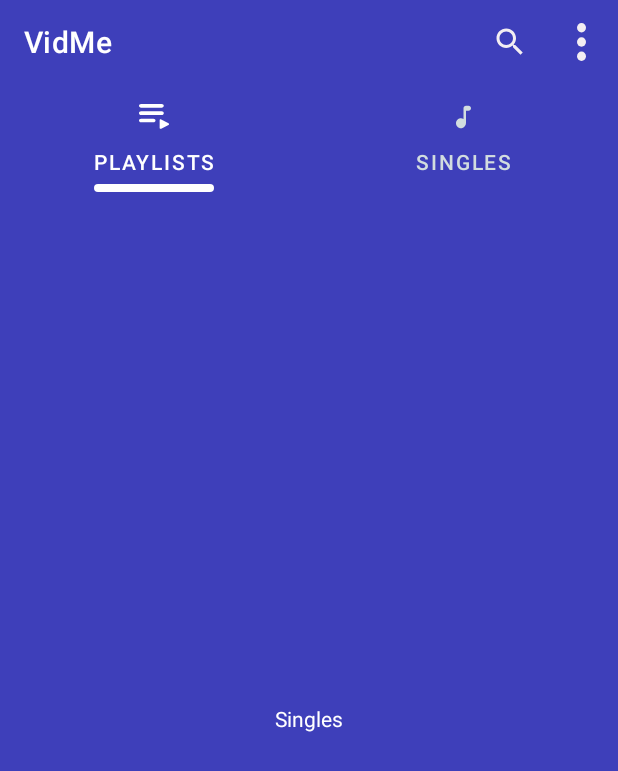
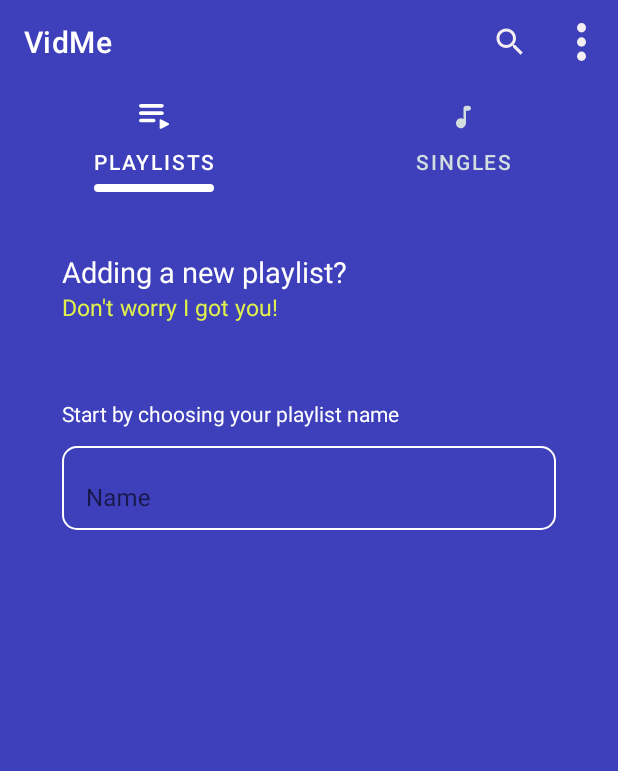
Before and after one commit to muhammed9865/VidMe, an Android app: the screen it shows after launch (MainActivity), after a tap on "add_playlist", on a phone screen of 412 x 824 dp. Shown: the top 771 px of the screen. Run offline under Robolectric (Android 15) with nearby library versions, the phone set to English and light mode, and no system bars; our stand-ins replace Dagger/Hilt's generated code, Room's generated code, Timber, sdp/ssp sizes; libraries missing offline, so code that uses them is left out: com.yausername.youtubedl_android; 1 statement that could not run was skipped.

Commit message:
add PlaylistAddFragment.kt to create a new playlist

```diff
--- a/app/build.gradle
+++ b/app/build.gradle
@@ -92,7 +92,6 @@ dependencies {
     implementation 'com.intuit.ssp:ssp-android:1.1.0'
     implementation 'com.intuit.sdp:sdp-android:1.1.0'
 
-
     // Local Unit Tests
     testImplementation "com.google.truth:truth:1.1.3"
     testImplementation 'junit:junit:4.13.2'
--- a/app/src/main/java/com/example/vidme/presentation/activity/main/MainState.kt
+++ b/app/src/main/java/com/example/vidme/presentation/activity/main/MainState.kt
@@ -2,6 +2,7 @@ package com.example.vidme.presentation.activity.main
 
 data class MainState(
     val syncing: Boolean = false,
+    val fetched: Boolean = false,
     val deleting: Boolean = false,
     val downloading: Boolean = false,
     val error: String? = null,
--- a/app/src/main/java/com/example/vidme/presentation/activity/main/MainViewModel.kt
+++ b/app/src/main/java/com/example/vidme/presentation/activity/main/MainViewModel.kt
@@ -12,7 +12,7 @@ import kotlinx.coroutines.CoroutineDispatcher
 import kotlinx.coroutines.Dispatchers
 import kotlinx.coroutines.flow.MutableStateFlow
 import kotlinx.coroutines.flow.StateFlow
-import kotlinx.coroutines.flow.asStateFlow
+import kotlinx.coroutines.flow.asSharedFlow
 import kotlinx.coroutines.flow.update
 import kotlinx.coroutines.launch
 import timber.log.Timber
@@ -26,6 +26,7 @@ class MainViewModel @Inject constructor(
     private val downloadVideo: DownloadVideoUseCase,
     private val deleteVideo: DeleteVideoUseCase,
     private val deletePlaylist: DeletePlaylistUseCase,
+    private val addPlaylist: FetchYoutubePlaylistInfoUseCase,
 ) : ViewModel() {
 
 
@@ -36,7 +37,7 @@ class MainViewModel @Inject constructor(
     val singles: StateFlow<List<VideoInfo>> = _singles
 
     private val _state = MutableStateFlow(MainState())
-    val state get() = _state.asStateFlow()
+    val state get() = _state.asSharedFlow()
 
     init {
         loadPlaylists()
@@ -209,6 +210,22 @@ class MainViewModel @Inject constructor(
         }
     }
 
+    fun addPlaylist(name: String, url: String) {
+        tryAsync {
+            addPlaylist(name, url) {
+                if (it.isSuccessful) {
+                    tryAsync {
+                        loadPlaylists()
+                        setState(_state.value.copy(fetched = true))
+                    }
+                } else {
+                    setState(_state.value.copy(error = it.error))
+                }
+            }
+        }
+    }
+
+
     private fun setState(state: MainState) {
         _state.value = state
     }
--- /dev/null
+++ b/app/src/main/java/com/example/vidme/presentation/fragment/playlist_add/PlaylistAddFragment.kt
@@ -0,0 +1,152 @@
+package com.example.vidme.presentation.fragment.playlist_add
+
+import android.os.Bundle
+import android.view.Gravity
+import android.view.LayoutInflater
+import android.view.View
+import android.view.ViewGroup
+import android.view.inputmethod.EditorInfo
+import androidx.fragment.app.Fragment
+import androidx.fragment.app.activityViewModels
+import androidx.fragment.app.viewModels
+import androidx.lifecycle.lifecycleScope
+import androidx.transition.Slide
+import com.example.vidme.R
+import com.example.vidme.databinding.FragmentAddPlaylistBinding
+import com.example.vidme.presentation.activity.main.MainViewModel
+import com.example.vidme.presentation.util.hideKeyboard
+import com.example.vidme.presentation.util.onDone
+import com.example.vidme.presentation.util.onNext
+import com.example.vidme.presentation.util.setImeOption
+import dagger.hilt.android.AndroidEntryPoint
+import kotlinx.coroutines.Dispatchers
+import kotlinx.coroutines.delay
+import kotlinx.coroutines.flow.launchIn
+import kotlinx.coroutines.flow.onEach
+import kotlinx.coroutines.launch
+
+
+@AndroidEntryPoint
+class PlaylistAddFragment : Fragment() {
+    private var _binding: FragmentAddPlaylistBinding? = null
+    private val binding get() = _binding!!
+
+    private val mainViewModel by activityViewModels<MainViewModel>()
+    private val viewModel by viewModels<PlaylistAddViewModel>()
+
+    override fun onCreateView(
+        inflater: LayoutInflater,
+        container: ViewGroup?,
+        savedInstanceState: Bundle?,
+    ): View {
+        _binding = FragmentAddPlaylistBinding.inflate(layoutInflater)
+
+        val animation = Slide(Gravity.START)
+        enterTransition = animation
+        exitTransition = animation
+
+        with(binding) {
+            playlistNameEt.setImeOption(EditorInfo.IME_ACTION_NEXT)
+            urlEt.setImeOption(EditorInfo.IME_ACTION_DONE)
+        }
+        return binding.root
+    }
+
+    override fun onViewCreated(view: View, savedInstanceState: Bundle?) {
+        super.onViewCreated(view, savedInstanceState)
+        doOnStateChange()
+
+        val nameViews = listOf(binding.nameLayout, binding.textView4)
+
+        animateViews(nameViews)
+
+        binding.playlistNameEt.onNext {
+            viewModel.setPlaylistName(binding.playlistNameEt.text.toString())
+            binding.urlEt.requestFocus()
+        }
+
+        binding.urlEt.onDone {
+            viewModel.setUrl(binding.urlEt.text.toString())
+            it.hideKeyboard()
+        }
+
+        binding.addBtn.setOnClickListener {
+            addPlaylist()
+        }
+
+
+    }
+
+    private fun addPlaylist() = with(binding) {
+        // Handling Views
+        fetching.visibility = View.VISIBLE
+        val fetchingViews = listOf(fetchingStateTxt, fetchingPb)
+        animateViews(fetchingViews)
+        val name = playlistNameEt.text.toString()
+        val url = urlEt.text.toString()
+
+
+        mainViewModel.addPlaylist(name, url)
+        lifecycleScope.launch(Dispatchers.Main) {
+            delay(5000)
+            fetchingStateTxt.text = getString(R.string.fetching_state_second)
+            delay(15000)
+            fetchingStateTxt.text = getString(R.string.fetching_state_third)
+        }
+
+    }
+
+    private fun doOnStateChange() {
+
+        val urlViews = listOf(binding.textView5, binding.textView6, binding.urlLayout)
+        val addViews = listOf(binding.addBtn)
+
+        mainViewModel.state.onEach {
+            if (it.fetched) {
+                lifecycleScope.launch(Dispatchers.Main) {
+                    binding.fetchingStateTxt.apply {
+                        val color = requireContext().getColor(R.color.fetching_finished)
+                        setTextColor(color)
+                        text = getString(R.string.fetching_finished)
+                    }
+                    delay(1000)
+                    requireActivity().onBackPressedDispatcher.onBackPressed()
+                }
+            }
+        }.launchIn(lifecycleScope)
+
+        viewModel.state.onEach { state ->
+            state.playlistNameError?.let {
+                binding.playlistNameEt.error = it
+            }
+
+            state.urlError?.let {
+                binding.urlEt.error = it
+            }
+
+            if (state.validPlaylistName) {
+                binding.playlistNameEt.error = null
+                animateViews(urlViews)
+            }
+
+            if (state.validUrl) {
+                binding.urlEt.error = null
+                animateViews(addViews)
+            }
+
+        }.launchIn(lifecycleScope)
+    }
+
+    private fun animateViews(views: List<View>) {
+        lifecycleScope.launch {
+            views.forEach {
+                it.animate()
+                    .alpha(1f)
+                    .translationX(0f)
+                    .setDuration(1000)
+                    .start()
+                delay(200)
+            }
+        }
+    }
+}
--- /dev/null
+++ b/app/src/main/java/com/example/vidme/presentation/fragment/playlist_add/PlaylistAddState.kt
@@ -0,0 +1,9 @@
+package com.example.vidme.presentation.fragment.playlist_add
+
+data class PlaylistAddState(
+    val validPlaylistName: Boolean = false,
+    val playlistNameError: String? = null,
+    val validUrl: Boolean = false,
+    val urlError: String? = null,
+    val success: Boolean = false,
+)
--- /dev/null
+++ b/app/src/main/java/com/example/vidme/presentation/fragment/playlist_add/PlaylistAddViewModel.kt
@@ -0,0 +1,53 @@
+package com.example.vidme.presentation.fragment.playlist_add
+
+import androidx.lifecycle.ViewModel
+import androidx.lifecycle.viewModelScope
+import com.example.vidme.domain.usecase.ValidatePlaylistNameUseCase
+import com.example.vidme.domain.usecase.ValidatePlaylistUrlUseCase
+import dagger.hilt.android.lifecycle.HiltViewModel
+import kotlinx.coroutines.Dispatchers
+import kotlinx.coroutines.flow.MutableStateFlow
+import kotlinx.coroutines.flow.asStateFlow
+import kotlinx.coroutines.flow.update
+import kotlinx.coroutines.launch
+import javax.inject.Inject
+
+@HiltViewModel
+class PlaylistAddViewModel @Inject constructor(
+    private val validatePlaylistNameUseCase: ValidatePlaylistNameUseCase,
+    private val validatePlaylistUrlUseCase: ValidatePlaylistUrlUseCase,
+) : ViewModel() {
+
+    private val _state = MutableStateFlow(PlaylistAddState())
+    val state get() = _state.asStateFlow()
+
+
+    fun setPlaylistName(name: String) {
+        viewModelScope.launch(Dispatchers.IO) {
+            val validationResult = validatePlaylistNameUseCase(name)
+            _state.update {
+                if (validationResult.isSuccessful) {
+                    it.copy(validPlaylistName = true)
+                } else {
+                    it.copy(playlistNameError = validationResult.error)
+                }
+            }
+
+
+        }
+    }
+
+
+    fun setUrl(url: String) {
+        val validationResult = validatePlaylistUrlUseCase(url)
+
+        _state.update {
+            if (validationResult.isSuccessful) {
+                it.copy(validUrl = true)
+            } else {
+                it.copy(urlError = validationResult.error)
+            }
+        }
+
+    }
+}
--- a/app/src/main/java/com/example/vidme/presentation/fragment/playlists/PlaylistsFragment.kt
+++ b/app/src/main/java/com/example/vidme/presentation/fragment/playlists/PlaylistsFragment.kt
@@ -10,7 +10,7 @@ import androidx.lifecycle.lifecycleScope
 import com.example.vidme.databinding.FragmentPlaylistsBinding
 import com.example.vidme.presentation.activity.main.MainViewModel
 import com.example.vidme.presentation.adapter.PlaylistInfoAdapter
-import com.example.vidme.presentation.fragment.singles.SinglesFragment
+import com.example.vidme.presentation.fragment.playlist_add.PlaylistAddFragment
 import dagger.hilt.android.AndroidEntryPoint
 import kotlinx.coroutines.flow.launchIn
 import kotlinx.coroutines.flow.onEach
@@ -36,7 +36,7 @@ class PlaylistsFragment : Fragment() {
                 /* TODO Implement adding new Playlist
                 *   Create AddPlaylistFragment and  replace val fragment  initialization */
 
-                val fragment: Fragment = SinglesFragment()
+                val fragment: Fragment = PlaylistAddFragment()
                 parentFragmentManager.beginTransaction()
                     .replace(binding.root.id, fragment, "adding_playlist")
                     .setReorderingAllowed(true)
--- /dev/null
+++ b/app/src/main/java/com/example/vidme/presentation/util/ViewsUtil.kt
@@ -0,0 +1,38 @@
+package com.example.vidme.presentation.util
+
+import android.content.Context
+import android.view.View
+import android.view.inputmethod.EditorInfo
+import android.view.inputmethod.InputMethodManager
+import android.widget.EditText
+
+fun EditText.onDone(callback: (view: View) -> Unit) {
+    setOnEditorActionListener { _, actionId, _ ->
+        if (actionId == EditorInfo.IME_ACTION_DONE) {
+            callback.invoke(this)
+            return@setOnEditorActionListener true
+        }
+        false
+    }
+}
+
+
+fun EditText.onNext(callback: (view: View) -> Unit) {
+    setOnEditorActionListener { _, actionId, _ ->
+        if (actionId == EditorInfo.IME_ACTION_NEXT) {
+            callback.invoke(this)
+            return@setOnEditorActionListener true
+        }
+        false
+    }
+}
+
+fun EditText.setImeOption(option: Int) {
+    imeOptions = option
+}
+
+fun View.hideKeyboard() {
+    val ime: InputMethodManager =
+        context.getSystemService(Context.INPUT_METHOD_SERVICE) as InputMethodManager
+    ime.hideSoftInputFromWindow(windowToken, 0)
+}
--- a/app/src/main/res/drawable/edittext_stroke_state_color.xml
+++ b/app/src/main/res/drawable/edittext_stroke_state_color.xml
@@ -2,8 +2,14 @@
 <selector xmlns:android="http://schemas.android.com/apk/res/android">
     <item android:state_focused="false">
         <shape android:shape="rectangle">
-            <stroke android:color="#00FF00" android:width="1dp"/>
+            <stroke android:width="@dimen/_2sdp" android:color="@color/white" />
+            <corners android:radius="@dimen/defaultCornerRadius" />
         </shape>
     </item>
-    <item android:state_focused="true"/>
+    <item android:state_focused="true">
+        <shape android:shape="rectangle">
+            <stroke android:width="@dimen/_2sdp" android:color="@color/clickable_color" />
+            <corners android:radius="@dimen/defaultCornerRadius" />
+        </shape>
+    </item>
 </selector>
--- a/app/src/main/res/layout/activity_main.xml
+++ b/app/src/main/res/layout/activity_main.xml
@@ -46,6 +46,7 @@
         android:id="@+id/fragments_pager"
         android:layout_width="match_parent"
         android:layout_height="0dp"
+        android:background="@color/background_color"
         app:layout_constraintBottom_toBottomOf="parent"
         app:layout_constraintEnd_toEndOf="parent"
         app:layout_constraintTop_toBottomOf="@+id/tab_layout" />
--- /dev/null
+++ b/app/src/main/res/layout/fragment_add_playlist.xml
@@ -0,0 +1,212 @@
+<?xml version="1.0" encoding="utf-8"?>
+<androidx.constraintlayout.widget.ConstraintLayout xmlns:android="http://schemas.android.com/apk/res/android"
+    xmlns:app="http://schemas.android.com/apk/res-auto"
+    xmlns:tools="http://schemas.android.com/tools"
+    android:layout_width="match_parent"
+    android:layout_height="match_parent"
+    android:background="@color/toolbarColor">
+
+
+    <androidx.constraintlayout.widget.Guideline
+        android:id="@+id/guideline8"
+        android:layout_width="wrap_content"
+        android:layout_height="wrap_content"
+        android:orientation="horizontal"
+        app:layout_constraintGuide_percent="0.05" />
+
+    <androidx.constraintlayout.widget.Guideline
+        android:id="@+id/guideline9"
+        android:layout_width="wrap_content"
+        android:layout_height="wrap_content"
+        android:orientation="vertical"
+        app:layout_constraintGuide_percent="0.1" />
+
+    <androidx.constraintlayout.widget.Guideline
+        android:id="@+id/guideline10"
+        android:layout_width="wrap_content"
+        android:layout_height="wrap_content"
+        android:orientation="vertical"
+        app:layout_constraintGuide_percent="0.9" />
+
+    <androidx.constraintlayout.widget.Guideline
+        android:id="@+id/guideline11"
+        android:layout_width="wrap_content"
+        android:layout_height="wrap_content"
+        android:orientation="horizontal"
+        app:layout_constraintGuide_percent="0.22" />
+
+    <androidx.constraintlayout.widget.Guideline
+        android:id="@+id/guideline12"
+        android:layout_width="wrap_content"
+        android:layout_height="wrap_content"
+        android:orientation="horizontal"
+        app:layout_constraintGuide_percent="0.42" />
+
+    <TextView
+        android:id="@+id/textView2"
+        android:layout_width="wrap_content"
+        android:layout_height="wrap_content"
+        android:text="@string/adding_a_new_playlist"
+        android:textColor="@color/white"
+        android:textSize="@dimen/_15ssp"
+        app:layout_constraintStart_toStartOf="@+id/guideline9"
+        app:layout_constraintTop_toTopOf="@+id/guideline8" />
+
+    <TextView
+        android:id="@+id/textView3"
+        android:layout_width="wrap_content"
+        android:layout_height="wrap_content"
+        android:text="@string/add_playlist_secondary_txt"
+        android:textColor="@color/clickable_color"
+        android:textSize="@dimen/_12ssp"
+        app:layout_constraintStart_toStartOf="@+id/guideline9"
+        app:layout_constraintTop_toBottomOf="@+id/textView2" />
+
+    <TextView
+        android:id="@+id/textView4"
+        android:layout_width="wrap_content"
+        android:layout_height="wrap_content"
+        android:alpha="0"
+        android:text="@string/start_by_choosing_your_playlist_name"
+        android:textColor="@color/white"
+        android:textSize="@dimen/_11ssp"
+        android:translationX="-500dp"
+        app:layout_constraintBottom_toTopOf="@+id/guideline11"
+        app:layout_constraintStart_toStartOf="@+id/guideline9"
+        tools:alpha="1"
+        tools:translationX="0dp" />
+
+
+    <com.google.android.material.textfield.TextInputLayout
+        android:id="@+id/name_layout"
+        style="@style/PlaylistAddTextInputLayout"
+        android:layout_width="0dp"
+        android:layout_height="wrap_content"
+        android:layout_marginTop="@dimen/_5sdp"
+        android:hint="@string/name"
+        app:layout_constraintEnd_toStartOf="@+id/guideline10"
+        app:layout_constraintStart_toStartOf="@+id/guideline9"
+        app:layout_constraintTop_toTopOf="@+id/guideline11"
+        tools:alpha="1"
+        tools:translationX="0dp">
+
+        <com.google.android.material.textfield.TextInputEditText
+            android:id="@+id/playlist_name_et"
+            android:layout_width="match_parent"
+            android:layout_height="match_parent"
+            android:imeOptions="actionNext"
+            android:inputType="text"
+            android:maxLines="1"
+            android:singleLine="true"
+            android:textColor="@color/white" />
+    </com.google.android.material.textfield.TextInputLayout>
+
+
+    <TextView
+        android:id="@+id/textView5"
+        android:layout_width="wrap_content"
+        android:layout_height="wrap_content"
+        android:alpha="0"
+        android:text="@string/enter_url"
+        android:textColor="@color/white"
+        android:textSize="@dimen/_11ssp"
+        android:translationX="-500dp"
+        app:layout_constraintBottom_toTopOf="@+id/guideline12"
+        app:layout_constraintStart_toStartOf="@+id/guideline9"
+        tools:alpha="1"
+        tools:translationX="0dp" />
+
+    <TextView
+        android:id="@+id/textView6"
+        android:layout_width="wrap_content"
+        android:layout_height="wrap_content"
+        android:alpha="0"
+        android:text="@string/youtube_playlist_only"
+        android:textColor="@color/clickable_color"
+        android:textSize="@dimen/_9ssp"
+        android:translationX="-500dp"
+        app:layout_constraintStart_toStartOf="@+id/guideline9"
+        app:layout_constraintTop_toTopOf="@+id/guideline12"
+        tools:alpha="1"
+        tools:translationX="0dp" />
+
+
+    <com.google.android.material.textfield.TextInputLayout
+        android:id="@+id/url_layout"
+        style="@style/PlaylistAddTextInputLayout"
+        android:layout_width="0dp"
+        android:layout_height="wrap_content"
+        android:hint="@string/url"
+        app:layout_constraintEnd_toStartOf="@+id/guideline10"
+        app:layout_constraintStart_toStartOf="@+id/guideline9"
+        app:layout_constraintTop_toBottomOf="@+id/textView6"
+        tools:alpha="1"
+        tools:translationX="0dp">
+
+        <com.google.android.material.textfield.TextInputEditText
+            android:id="@+id/url_et"
+            android:layout_width="match_parent"
+            android:layout_height="match_parent"
+            android:imeOptions="actionNext"
+            android:maxLines="1"
+            android:singleLine="true"
+            android:textColor="@color/white" />
+    </com.google.android.material.textfield.TextInputLayout>
+
+    <com.google.android.material.button.MaterialButton
+        android:id="@+id/add_btn"
+        android:layout_width="0dp"
+        android:layout_height="wrap_content"
+        android:alpha="0"
+        android:backgroundTint="@color/clickable_color"
+        android:paddingVertical="@dimen/_11sdp"
+        android:text="@string/add"
+        android:textAllCaps="false"
+        android:textColor="@color/primaryTextOnSurface"
+        android:textSize="@dimen/_11ssp"
+        android:translationX="500dp"
+        app:cornerRadius="@dimen/defaultCornerRadius"
+        app:layout_constraintBottom_toBottomOf="parent"
+        app:layout_constraintEnd_toStartOf="@+id/guideline10"
+        app:layout_constraintStart_toStartOf="@+id/guideline9"
+        app:layout_constraintTop_toBottomOf="@+id/url_layout"
+        tools:alpha="1"
+        tools:translationX="0dp" />
+
+    <TextView
+        android:id="@+id/fetching_state_txt"
+        android:layout_width="wrap_content"
+        android:layout_height="wrap_content"
+        android:text="@string/fetching_state_first"
+        android:textColor="@color/icons_color"
+        android:textSize="@dimen/_10ssp"
+        android:translationX="-500dp"
+        app:layout_constraintStart_toStartOf="@+id/guideline9"
+        app:layout_constraintTop_toBottomOf="@+id/add_btn"
+        tools:translationX="0dp" />
+
+    <com.google.android.material.progressindicator.CircularProgressIndicator
+        android:id="@+id/fetching_pb"
+        android:layout_width="wrap_content"
+        android:layout_height="wrap_content"
+        android:indeterminate="true"
+        android:progress="100"
+        android:translationX="500dp"
+        app:indicatorColor="@color/clickable_color"
+        app:indicatorDirectionCircular="counterclockwise"
+        app:indicatorSize="@dimen/_20sdp"
+        app:layout_constraintEnd_toStartOf="@+id/guideline10"
+        app:layout_constraintTop_toBottomOf="@+id/add_btn"
+        app:trackThickness="@dimen/_2sdp"
+        tools:translationX="0dp" />
+
+    <androidx.constraintlayout.widget.Group
+        android:id="@+id/fetching"
+        android:layout_width="wrap_content"
+        android:layout_height="wrap_content"
+        android:visibility="gone"
+        app:constraint_referenced_ids="fetching_pb, fetching_state_txt"
+        tools:visibility="visible" />
+
+
+</androidx.constraintlayout.widget.ConstraintLayout>
--- a/app/src/main/res/layout/view_floating_button.xml
+++ /dev/null
@@ -1,14 +0,0 @@
-<?xml version="1.0" encoding="utf-8"?>
-<FrameLayout xmlns:android="http://schemas.android.com/apk/res/android"
-    xmlns:app="http://schemas.android.com/apk/res-auto"
-    android:layout_width="wrap_content"
-    android:layout_height="wrap_content">
-
-    <com.google.android.material.floatingactionbutton.FloatingActionButton
-        android:layout_width="wrap_content"
-        android:layout_height="wrap_content"
-        android:contentDescription="@string/add"
-        android:src="@drawable/ic_single_add"
-        app:layout_constraintBottom_toBottomOf="parent"
-        app:layout_constraintEnd_toEndOf="parent" />
-</FrameLayout>
--- a/app/src/main/res/values/colors.xml
+++ b/app/src/main/res/values/colors.xml
@@ -1,5 +1,5 @@
 <?xml version="1.0" encoding="utf-8"?>
-<resources>
+<resources xmlns:tools="http://schemas.android.com/tools">
     <color name="purple_200">#FFBB86FC</color>
     <color name="purple_500">#FF6200EE</color>
     <color name="purple_700">#FF3700B3</color>
@@ -20,4 +20,7 @@
     <color name="clickableOnItems_color">#3E3FBA</color>
     <color name="onClickable_color">#101010</color>
     <color name="border_color">#265E84</color>
+    <color name="fetching_finished">#00FF00</color>
+
+    <color name="mtrl_textinput_default_box_stroke_color" tools:override="true">@color/white</color>
 </resources>
--- a/app/src/main/res/values/strings.xml
+++ b/app/src/main/res/values/strings.xml
@@ -2,7 +2,7 @@
     <string name="app_name">VidMe</string>
     <string name="time_remaining">Time remaining: %ss</string>
     <string name="current_video_downloading">Downloading %d of %d</string>
-    <string name="add">add</string>
+    <string name="add">Add</string>
     <string name="playlists">Playlists</string>
     <string name="singles">Singles</string>
     <string name="options">options</string>
@@ -11,4 +11,15 @@
     <string name="last_synced">Last synced: %s</string>
     <string name="add_playlist">add_playlist</string>
     <string name="sync_all">Sync All</string>
+    <string name="adding_a_new_playlist">Adding a new playlist?</string>
+    <string name="add_playlist_secondary_txt">Don\'t worry I got you!</string>
+    <string name="start_by_choosing_your_playlist_name">Start by choosing your playlist name</string>
+    <string name="name">Name</string>
+    <string name="url">URL</string>
+    <string name="enter_url">Now enter the playlist URL</string>
+    <string name="youtube_playlist_only">Youtube playlists only</string>
+    <string name="fetching_state_first">Fetching now.. This may take a while</string>
+    <string name="fetching_state_second">Almost..</string>
+    <string name="fetching_state_third">Looks like playlist is too large.. Patience</string>
+    <string name="fetching_finished">Finally! Your playlist is ready!</string>
 </resources>
--- /dev/null
+++ b/app/src/main/res/values/styles.xml
@@ -0,0 +1,18 @@
+<?xml version="1.0" encoding="utf-8"?>
+<resources>
+
+    <style name="PlaylistAddTextInputLayout">
+        <item name="boxBackgroundMode">outline</item>
+        <item name="hintTextColor">@color/white</item>
+        <item name="alpha">0</item>
+        <item name="android:translationX">-500dp</item>
+        <item name="boxCornerRadiusTopStart">@dimen/defaultCornerRadius</item>
+        <item name="boxCornerRadiusTopEnd">@dimen/defaultCornerRadius</item>
+        <item name="boxCornerRadiusBottomStart">@dimen/defaultCornerRadius</item>
+        <item name="boxCornerRadiusBottomEnd">@dimen/defaultCornerRadius</item>
+        <item name="android:layout_marginTop">@dimen/_5sdp</item>
+        <item name="boxStrokeColor">@color/clickable_color</item>
+        <item name="boxBackgroundColor">@android:color/transparent</item>
+    </style>
+
+</resources>
```
